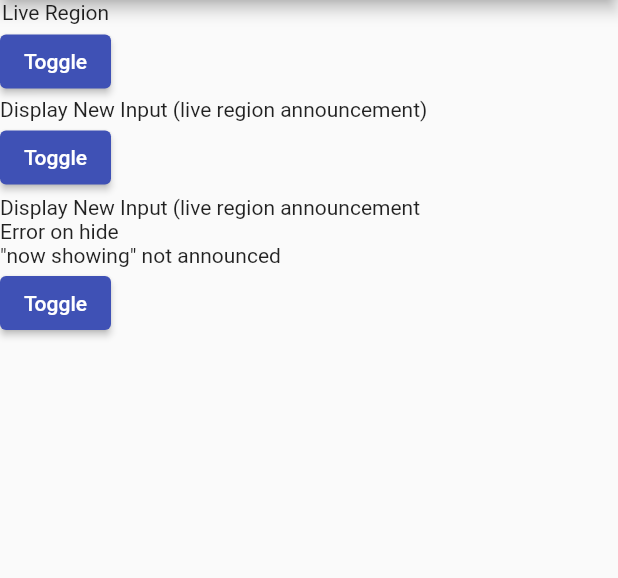
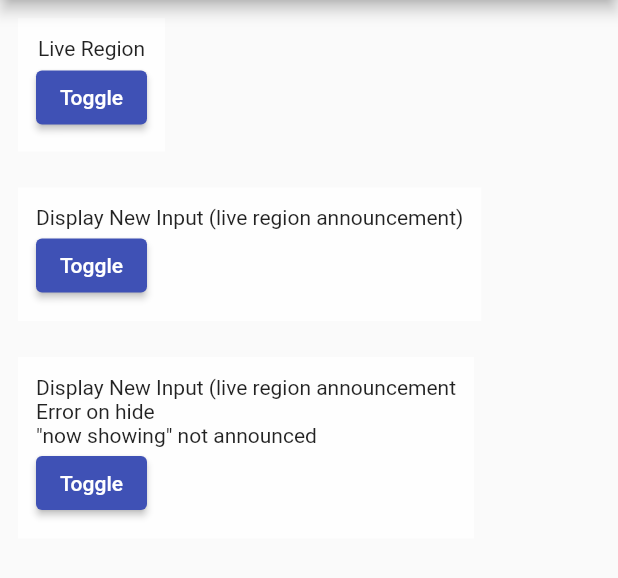
Before and after one commit to hamishnorton/flutter_semantics_examples, a Flutter app: the screen it shows after launch, on a phone screen of 412 x 824 dp, the part 84-662 px from its top. Run offline on Flutter 3.47's test engine with Material 2 defaults, Android fonts, the phone set to English and light mode, and no system bars.

Commit message:
update readme added Section widget

```diff
--- a/lib/main.dart
+++ b/lib/main.dart
@@ -3,6 +3,7 @@ import 'package:flutter/rendering.dart';
 import 'package:flutter_semantics_examples/display_new_input.dart';
 import 'package:flutter_semantics_examples/display_new_input_error_on_hide.dart';
 import 'package:flutter_semantics_examples/live_region.dart';
+import 'package:flutter_semantics_examples/theme/theme.dart';
 
 void main() {
   runApp(const MyApp());
@@ -51,9 +52,9 @@ class MainScreen extends StatelessWidget {
               //AutoCompleteWithAnnouncedOptions(), // not finished, may not be possible
               //DropdownFormFieldBasic(), // not finished
               //ButtonsWithSemantics(),
-              LiveRegion(),
-              DisplayNewInput(),
-              DisplayNewInputErrorOnHide(),
+              Section(child: LiveRegion()),
+              Section(child: DisplayNewInput()),
+              Section(child: DisplayNewInputErrorOnHide()),
             ]));
   }
 }
--- /dev/null
+++ b/lib/theme/section.dart
@@ -0,0 +1,17 @@
+import 'package:flutter/material.dart';
+
+class Section extends StatelessWidget {
+  const Section({Key? key, required this.child}) : super(key: key);
+
+  final Widget child;
+
+  @override
+  Widget build(BuildContext context) {
+    return Container(
+      child: child,
+      color: Colors.white70,
+      margin: const EdgeInsets.all(12.0),
+      padding: const EdgeInsets.all(12.0),
+    );
+  }
+}
--- a/lib/theme/styles.dart
+++ b/lib/theme/styles.dart
@@ -21,4 +21,11 @@ class Styles {
           : null,
     );
   }
+
+  static Widget sectionPadding({required Widget child}) {
+    return Padding(
+      padding: const EdgeInsets.all(12.0),
+      child: child,
+    );
+  }
 }
--- /dev/null
+++ b/lib/theme/theme.dart
@@ -0,0 +1,6 @@
+export 'section.dart';
+export 'styles.dart';
+
+// Thought: If you are seeing this build notice
+// LibraryHelper: Library package:flutter_semantics_examples/theme/theme.dart is not loaded. This can happen for unreferenced libraries.
+// It might be to do with there only being statics so far in the barrel file
```
Also changed, not shown: 1 other file.
